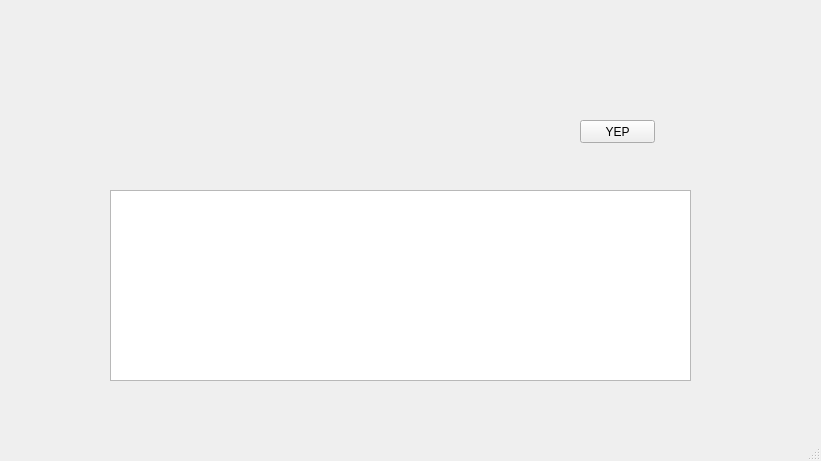
Qt form main.ui (Trogvar71/BnG_test) before a commit.
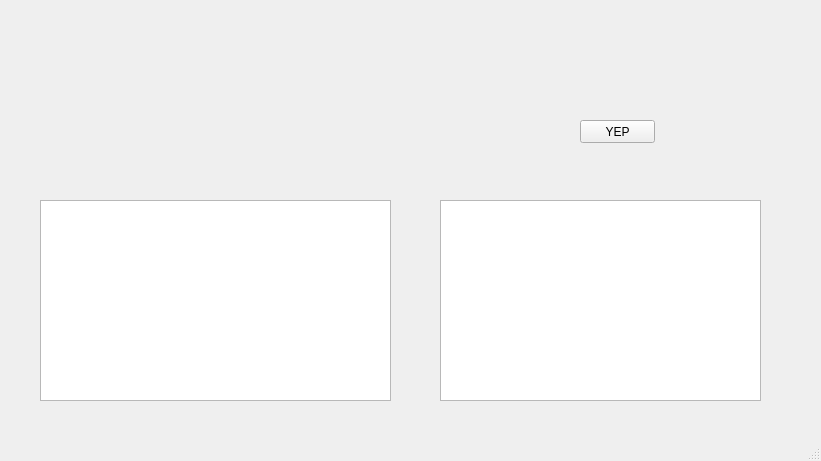
The same form after that commit.

Commit message: Продолжаем тесты. класс NetAnalyzer распишем в отдельном файле

```diff
--- a/main.ui
+++ b/main.ui
@@ -17,10 +17,10 @@
    <widget class="QTableWidget" name="ResultTable">
     <property name="geometry">
      <rect>
-      <x>110</x>
-      <y>190</y>
-      <width>581</width>
-      <height>191</height>
+      <x>40</x>
+      <y>200</y>
+      <width>351</width>
+      <height>201</height>
      </rect>
     </property>
    </widget>
@@ -37,6 +37,16 @@
      <string>YEP</string>
     </property>
    </widget>
+   <widget class="QTextBrowser" name="textBrowser">
+    <property name="geometry">
+     <rect>
+      <x>440</x>
+      <y>200</y>
+      <width>321</width>
+      <height>201</height>
+     </rect>
+    </property>
+   </widget>
   </widget>
   <widget class="QMenuBar" name="menubar">
    <property name="geometry">
```
The commit also changes 2 other files.
